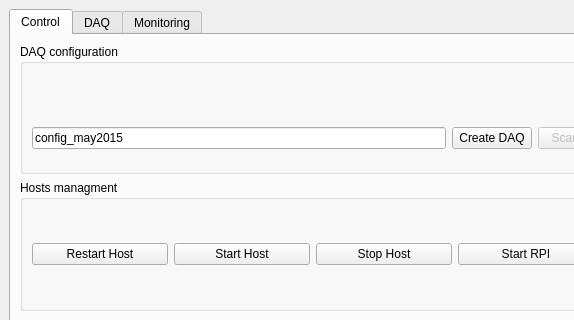
mirabitl/SDHCAL, file python/DaqUI1.ui: the form before one commit; both pictures show x 0 to 574 and y 0 to 320 of the 910 by 673 pixel window.
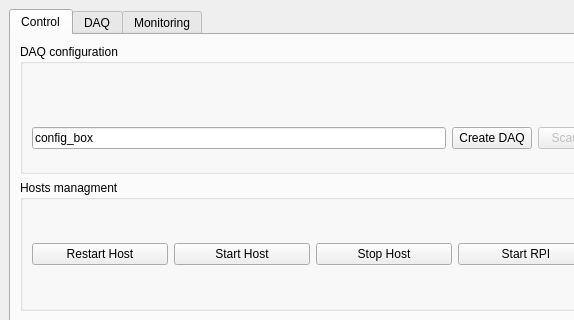
The form after the commit. The open tabs and pages were chosen to show the change.

Diff of the .ui file:
```diff
--- a/python/DaqUI1.ui
+++ b/python/DaqUI1.ui
@@ -60,7 +60,7 @@
               </size>
              </property>
              <property name="text">
-              <string>config_may2015</string>
+              <string>config_box</string>
              </property>
             </widget>
            </item>
```
